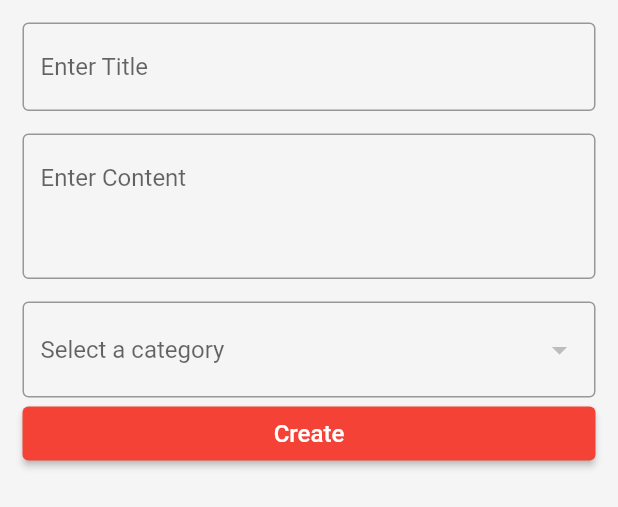
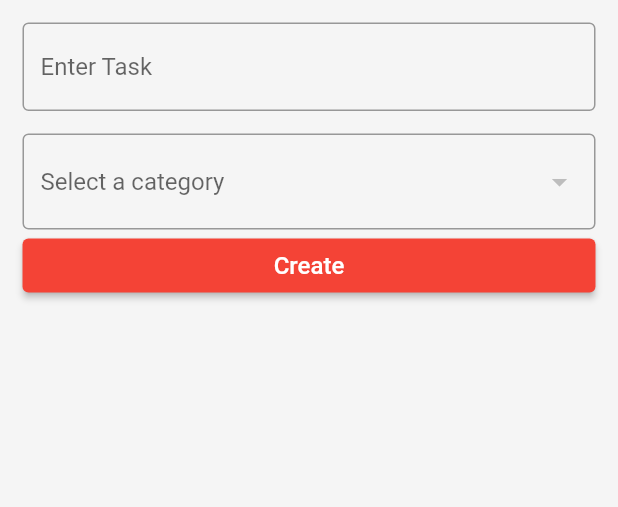
Before and after one commit to Imagine-Me/todo, a Flutter app: the TodoForm widget shown alone on an empty page, opened directly, on a phone screen of 412 x 824 dp. Shown: the top 507 px of the screen. Run offline on Flutter 3.47's test engine with Material 2 defaults, Android fonts, the phone set to English and light mode, and no system bars; our stand-ins replace bloc, drift, equatable, flutter_bloc; accounts and stored records are empty; generated files the repository leaves out were written again.

Commit message:
add remindme in the todo

```diff
--- a/lib/src/database/database.dart
+++ b/lib/src/database/database.dart
@@ -10,9 +10,10 @@ part 'database.g.dart';
 class Todos extends Table {
   IntColumn get id => integer().autoIncrement()();
   TextColumn get title => text()();
-  TextColumn get content => text().nullable()();
   IntColumn get category => integer().nullable()();
   BoolColumn get isCompleted => boolean().withDefault(const Constant(false))();
+  DateTimeColumn get remindAt => dateTime().nullable()();
+  DateTimeColumn get isCreatedAt => dateTime().nullable()();
 }
 
 @DataClassName('Category')
--- a/lib/src/logic/bloc/todo/todo_state.dart
+++ b/lib/src/logic/bloc/todo/todo_state.dart
@@ -26,8 +26,7 @@ abstract class TodoState {
         .map((e) => TodoModel(
             title: e.title,
             color: categoryState.colors[e.category] ?? '0xff000000',
-            isCompleted: e.isCompleted,
-            content: e.content))
+            isCompleted: e.isCompleted,))
         .toList();
   }
 
--- a/lib/src/presentation/screens/home.dart
+++ b/lib/src/presentation/screens/home.dart
@@ -125,7 +125,6 @@ class HomeScreen extends StatelessWidget {
     final TodosCompanion todosCompanion = TodosCompanion(
       id: drift.Value(entity.id),
       title: drift.Value(entity.title),
-      content: drift.Value(entity.content),
       isCompleted: drift.Value(val ?? false),
       category: drift.Value(entity.category),
     );
@@ -150,7 +149,6 @@ class HomeScreen extends StatelessWidget {
         final TodosCompanion todosCompanion = TodosCompanion(
           id: drift.Value(entity.id),
           title: drift.Value(entity.title),
-          content: drift.Value(entity.content),
           isCompleted: drift.Value(entity.isCompleted),
           category: drift.Value(entity.category),
         );
@@ -178,7 +176,6 @@ class HomeScreen extends StatelessWidget {
     final TodosCompanion todosCompanion = TodosCompanion(
       id: drift.Value(entity.id),
       title: drift.Value(entity.title),
-      content: drift.Value(entity.content),
       category: drift.Value(entity.category),
     );
     onFloatingActionButtonPressed(context, todosCompanion);
--- a/lib/src/presentation/widgets/todo_form.dart
+++ b/lib/src/presentation/widgets/todo_form.dart
@@ -16,7 +16,6 @@ class TodoForm extends StatefulWidget {
 
 class _TodoFormState extends State<TodoForm> {
   late final TextEditingController titleTextController;
-  late final TextEditingController contentTextController;
   final _formKey = GlobalKey<FormState>();
 
   int? selectedCategory;
@@ -26,12 +25,9 @@ class _TodoFormState extends State<TodoForm> {
     if (widget.todosCompanion != null) {
       titleTextController =
           TextEditingController(text: widget.todosCompanion!.title.value);
-      contentTextController =
-          TextEditingController(text: widget.todosCompanion!.content.value);
       selectedCategory = widget.todosCompanion!.category.value;
     } else {
       titleTextController = TextEditingController();
-      contentTextController = TextEditingController();
     }
   }
 
@@ -42,7 +38,6 @@ class _TodoFormState extends State<TodoForm> {
               ? const drift.Value.absent()
               : widget.todosCompanion!.id,
           category: drift.Value(selectedCategory),
-          content: drift.Value(contentTextController.text),
           title: drift.Value(titleTextController.text));
       BlocProvider.of<TodoBloc>(context)
           .add(AddTodo(todosCompanion: todosCompanion));
@@ -87,11 +82,11 @@ class _TodoFormState extends State<TodoForm> {
                     textCapitalization: TextCapitalization.sentences,
                     decoration: const InputDecoration(
                       border: OutlineInputBorder(),
-                      hintText: 'Enter Title',
+                      hintText: 'Enter Task',
                     ),
                     validator: (String? value) {
                       if (value == null || value == '') {
-                        return 'Enter a title';
+                        return 'Enter a task';
                       }
                       return null;
                     },
@@ -99,18 +94,7 @@ class _TodoFormState extends State<TodoForm> {
                   const SizedBox(
                     height: 15,
                   ),
-                  TextFormField(
-                    controller: contentTextController,
-                    textCapitalization: TextCapitalization.sentences,
-                    maxLines: 3,
-                    decoration: const InputDecoration(
-                      border: OutlineInputBorder(),
-                      hintText: 'Enter Content',
-                    ),
-                  ),
-                  const SizedBox(
-                    height: 15,
-                  ),
+
                   SizedBox(
                     width: double.infinity,
                     child: BlocBuilder<TodoBloc, TodoState>(
@@ -176,7 +160,6 @@ class _TodoFormState extends State<TodoForm> {
   @override
   void dispose() {
     titleTextController.dispose();
-    contentTextController.dispose();
     super.dispose();
   }
 }
```
Also changed, not shown: lib/src/database/database.g.dart.
